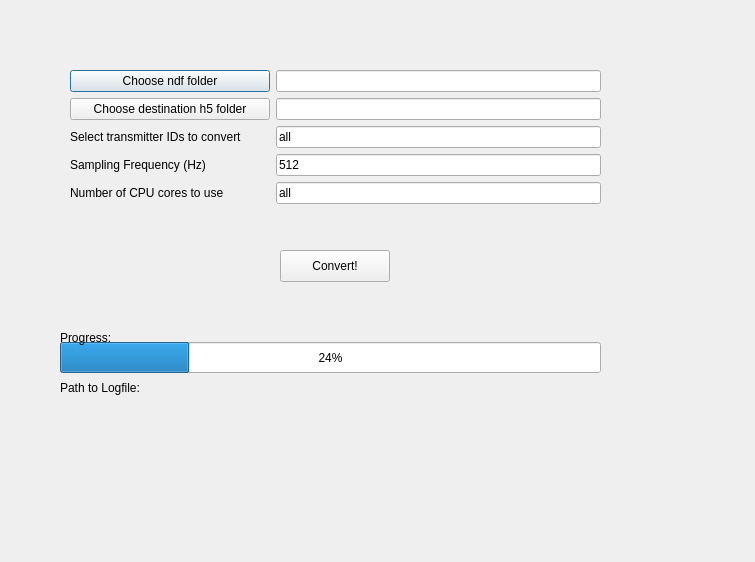
Old version of the form pyecog/visualisation/converting_ndf_h5_subwindow.ui in the repository jcornford/pyecog.
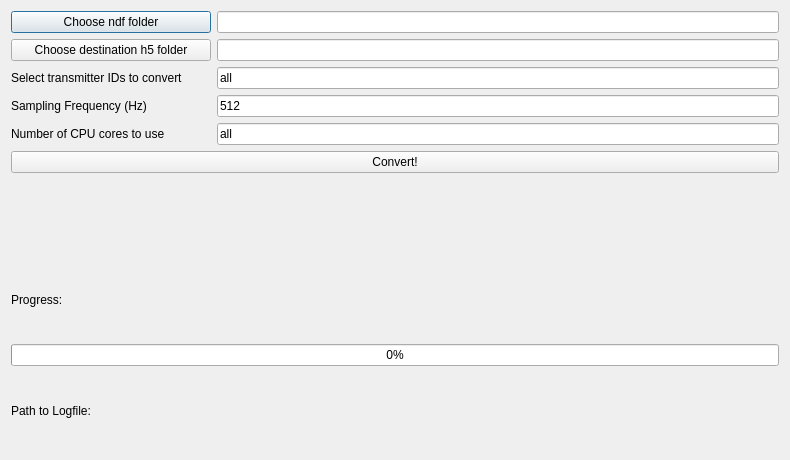
New version of the form.

Commit message: Update subwindows for high DPI display

Patch:
```diff
--- a/pyecog/visualisation/converting_ndf_h5_subwindow.ui
+++ b/pyecog/visualisation/converting_ndf_h5_subwindow.ui
@@ -6,22 +6,21 @@
    <rect>
     <x>0</x>
     <y>0</y>
-    <width>755</width>
-    <height>562</height>
+    <width>790</width>
+    <height>460</height>
    </rect>
   </property>
+  <property name="minimumSize">
+   <size>
+    <width>790</width>
+    <height>460</height>
+   </size>
+  </property>
   <property name="windowTitle">
    <string>Dialog</string>
   </property>
-  <widget class="QWidget" name="formLayoutWidget">
-   <property name="geometry">
-    <rect>
-     <x>70</x>
-     <y>70</y>
-     <width>531</width>
-     <height>161</height>
-    </rect>
-   </property>
+  <layout class="QVBoxLayout" name="verticalLayout">
+   <item>
    <layout class="QFormLayout" name="formLayout_2">
     <item row="0" column="1">
      <widget class="QLineEdit" name="ndf_display">
@@ -51,12 +50,6 @@
         <height>0</height>
        </size>
       </property>
-      <property name="maximumSize">
-       <size>
-        <width>170</width>
-        <height>16777215</height>
-       </size>
-      </property>
       <property name="text">
        <string>Choose ndf folder</string>
       </property>
@@ -70,12 +63,6 @@
         <height>0</height>
        </size>
       </property>
-      <property name="maximumSize">
-       <size>
-        <width>200</width>
-        <height>32</height>
-       </size>
-      </property>
       <property name="text">
        <string>Choose destination h5 folder</string>
       </property>
@@ -124,74 +111,16 @@
      </widget>
     </item>
    </layout>
-  </widget>
-  <widget class="QProgressBar" name="progressBar">
-   <property name="geometry">
-    <rect>
-     <x>60</x>
-     <y>342</y>
-     <width>541</width>
-     <height>31</height>
-    </rect>
-   </property>
-   <property name="value">
-    <number>24</number>
-   </property>
-  </widget>
-  <widget class="QLabel" name="progress_bar_label">
-   <property name="geometry">
-    <rect>
-     <x>60</x>
-     <y>330</y>
-     <width>461</width>
-     <height>16</height>
-    </rect>
-   </property>
-   <property name="text">
-    <string>Progress:</string>
-   </property>
-  </widget>
+   </item>
+   <item>
   <widget class="QPushButton" name="convert_button">
-   <property name="geometry">
-    <rect>
-     <x>280</x>
-     <y>250</y>
-     <width>110</width>
-     <height>32</height>
-    </rect>
-   </property>
    <property name="text">
     <string>Convert!</string>
    </property>
   </widget>
-  <widget class="QLabel" name="logpath_dsplay">
-   <property name="geometry">
-    <rect>
-     <x>60</x>
-     <y>380</y>
-     <width>600</width>
-     <height>16</height>
-    </rect>
-   </property>
-   <property name="minimumSize">
-    <size>
-     <width>600</width>
-     <height>0</height>
-    </size>
-   </property>
-   <property name="text">
-    <string>Path to Logfile:</string>
-   </property>
-  </widget>
+   </item>
+   <item>
   <widget class="QLabel" name="hidden_label">
-   <property name="geometry">
-    <rect>
-     <x>60</x>
-     <y>300</y>
-     <width>600</width>
-     <height>16</height>
-    </rect>
-   </property>
    <property name="minimumSize">
     <size>
      <width>600</width>
@@ -202,6 +131,35 @@
     <string/>
    </property>
   </widget>
+   </item>
+   <item>
+    <widget class="QLabel" name="progress_bar_label">
+     <property name="text">
+      <string>Progress:</string>
+     </property>
+    </widget>
+   </item>
+   <item>
+    <widget class="QProgressBar" name="progressBar">
+     <property name="value">
+      <number>0</number>
+     </property>
+    </widget>
+   </item>
+   <item>
+    <widget class="QLabel" name="logpath_dsplay">
+     <property name="minimumSize">
+      <size>
+       <width>600</width>
+       <height>0</height>
+      </size>
+     </property>
+     <property name="text">
+      <string>Path to Logfile:</string>
+     </property>
+    </widget>
+   </item>
+  </layout>
  </widget>
  <resources/>
  <connections/>
```
Lines whose indentation alone changed are shown as unchanged. The commit also changes 7 other files.
